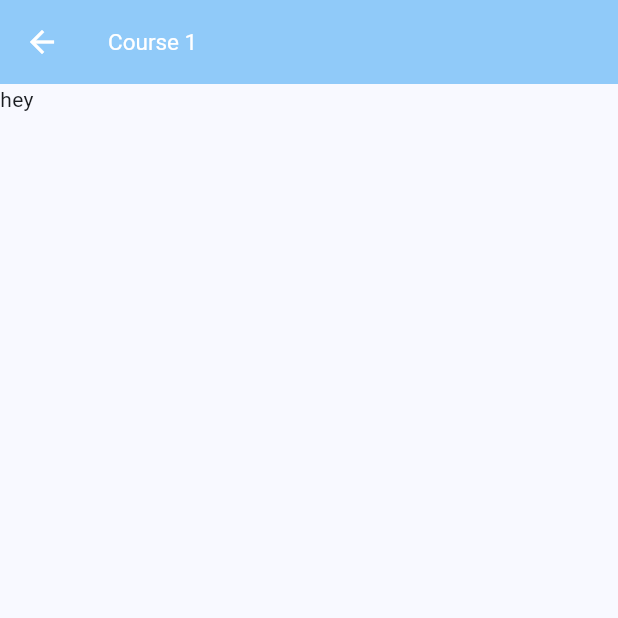
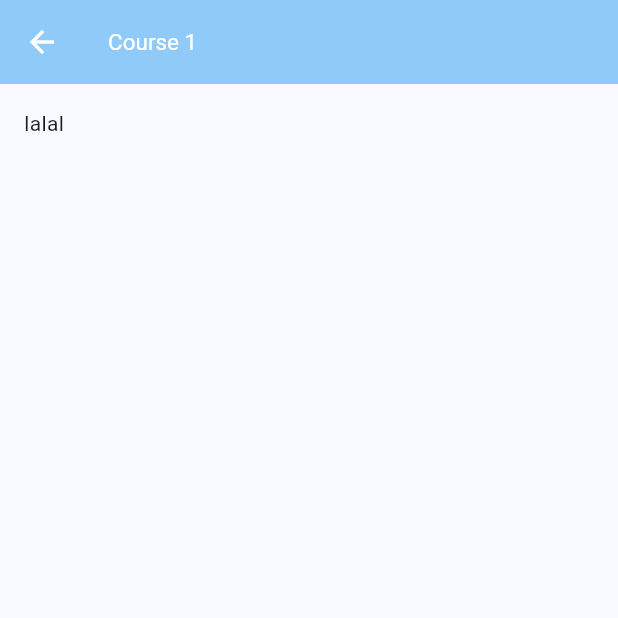
Before and after one commit to rayssamontecchiari/easyFacul, a Flutter app: the courseDetails screen opened directly with sample values from the repository, on a phone screen of 412 x 824 dp, the top half of it. Run offline on Flutter 3.47's test engine with Material 2 defaults, Android fonts, the light colour scheme and no system bars.

Commit message:
fix: ajusta scroll e keyboardType da pag de add course

```diff
--- a/lib/otherPages/add_course.dart
+++ b/lib/otherPages/add_course.dart
@@ -25,6 +25,7 @@ class _AddCourseState extends State<AddCourse> {
       body: SafeArea(
         child: Padding(
           padding: const EdgeInsets.all(16),
+          child: SingleChildScrollView(
             child: Column(
               children: [
                 const Text(
@@ -63,6 +64,7 @@ class _AddCourseState extends State<AddCourse> {
                   child: TextField(
                     controller: _controladorPeriod,
                     decoration: const InputDecoration(labelText: "Periodo"),
+                    keyboardType: TextInputType.number,
                   ),
                 ),
                 Consumer<User>(
@@ -101,13 +103,15 @@ class _AddCourseState extends State<AddCourse> {
                             ),
                           ),
                         ),
-                      ));
+                      ),
+                    );
                   },
                 )
               ],
             ),
           ),
         ),
+      ),
     );
   }
 }
--- a/lib/otherPages/course_details.dart
+++ b/lib/otherPages/course_details.dart
@@ -22,10 +22,12 @@ class _courseDetailsState extends State<courseDetails> {
         textTitle: widget.currentCourse.name,
       ),
       body: const SafeArea(
+          child: Padding(
+        padding: EdgeInsets.all(16),
         child: Column(
-          children: [Text("hey")],
+          children: [Text("lalal")],
         ),
-      ),
+      )),
     );
   }
 }
```
Lines whose indentation alone changed are shown as unchanged.
